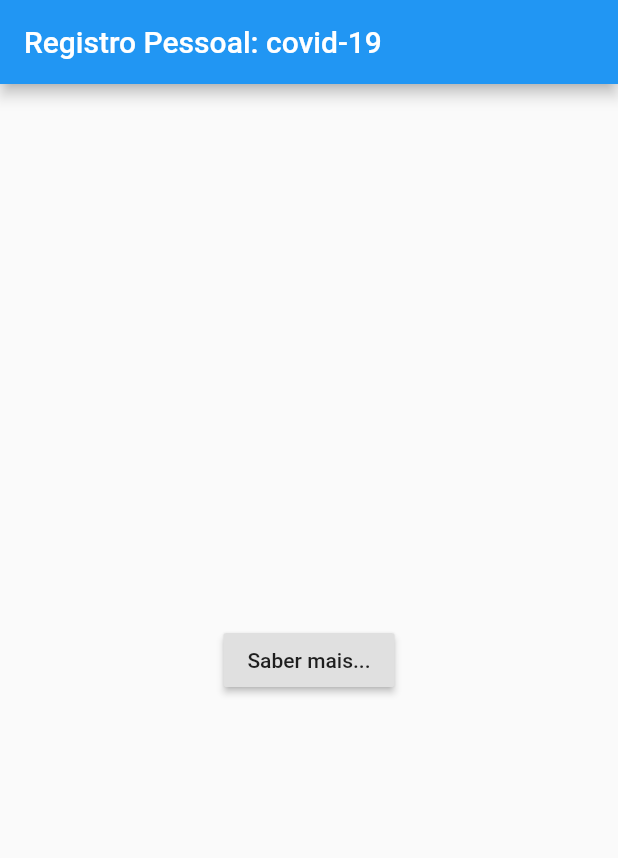
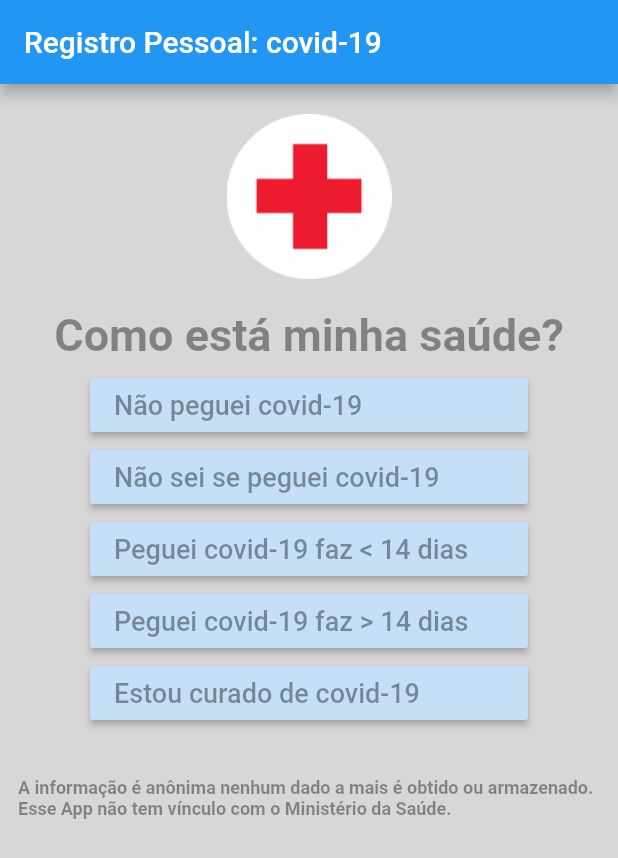
Before and after one commit to oss-covid19/registro.pessoal.covid19.frontend.mobile, a Flutter app: the screen it shows after launch, on a phone screen of 412 x 824 dp. Shown: the top 858 px of the screen. Run offline on Flutter 3.47's test engine with Material 2 defaults, Android fonts, the phone set to English and light mode, and no system bars.

```diff
--- a/lib/main.dart
+++ b/lib/main.dart
@@ -1,16 +1,20 @@
 import 'package:flutter/material.dart';
 import 'constants.dart';
 
+///----------------------------------------------------------------------------
+
 void main() {
-  runApp(App());
+  runApp(RegistroPessoalCovid19App());
 }
 
-class App extends StatelessWidget {
+///----------------------------------------------------------------------------
+
+class RegistroPessoalCovid19App extends StatelessWidget {
 
   @override
   Widget build(BuildContext context) {
     return MaterialApp(
-      title: TELA_TITULO,
+      title: APP_TITLE,
       theme: ThemeData(
         primarySwatch: Colors.blue,
         visualDensity: VisualDensity.adaptivePlatformDensity,
@@ -20,44 +24,124 @@ class App extends StatelessWidget {
   }
 }
 
+///----------------------------------------------------------------------------
 
 class Tela1 extends StatelessWidget {
+  static const int BUTTON_COLOR = 0xffc4dff6;
+
+  // TODO: resolver esse não const
+  BuildContext context;
+
   @override
   Widget build(BuildContext context) {
+    this.context = context;
+
+    const int BGCOLOR = 0xffd7d7d8;
+    const String PERGUNTA = 'Como está minha saúde?';
+    const String BUTTON0_TEXT = 'Não peguei covid-19';
+    const String BUTTON1_TEXT = 'Não sei se peguei covid-19';
+    const String BUTTON2_TEXT = 'Peguei covid-19 faz < 14 dias';
+    const String BUTTON3_TEXT = 'Peguei covid-19 faz > 14 dias';
+    const String BUTTON4_TEXT = 'Estou curado de covid-19';
+    const String TEXT_BOTTOM = 'A informação é anônima nenhum dado a mais é obtido ou armazenado. Esse App não tem vínculo com o Ministério da Saúde.';
+
     return Scaffold(
+      backgroundColor: Color(BGCOLOR),
       appBar: AppBar(
-        title: Text(TELA_TITULO),
+        title: Text(APP_TITLE),
       ),
-      body: Center(
-        child: RaisedButton(
-          child: Text('Saber mais...'),
-          onPressed: () {
-            Navigator.push(
-              context,
-              MaterialPageRoute(builder: (context) => Tela2()),
-            );
-          },
+      body: Column(
+        children: <Container>[
+          Container(
+            margin: EdgeInsets.all(20),
+            child: Image.asset('assets/images/redcross.png', width: 110, height: 110, fit: BoxFit.cover),
+          ),
+          Container(
+            //--- Texto Pergunta
+            child: Text(
+              PERGUNTA,
+              style: TextStyle(color: Colors.black.withOpacity(0.4), fontWeight: FontWeight.bold, fontSize: 30),
+            ),
+          ),
+          //--- Botoes
+          Container(
+            margin: EdgeInsets.fromLTRB(60, 5, 60, 20),
+            child: Column(
+              children: <Widget>[
+                buildButtonTheme(BUTTON0_TEXT),
+                buildButtonTheme(BUTTON1_TEXT),
+                buildButtonTheme(BUTTON2_TEXT),
+                buildButtonTheme(BUTTON3_TEXT),
+                buildButtonTheme(BUTTON4_TEXT),
+              ],
+            ),
+          ),
+          //--- Texto bottom
+          Container(
+            margin: EdgeInsets.all(12.0),
+            child: Text(
+              TEXT_BOTTOM,
+              style: TextStyle(color: Colors.black.withOpacity(0.4), fontWeight: FontWeight.bold, fontSize: 12),
+            ),
+          ),
+        ],
+      ),
+    );
+  }
+
+  ///----------------------------------------------------------------------------
+
+  ///---Cria botôes customizados em largura, cor, estilo de Texto,e ação a manipular
+  ButtonTheme buildButtonTheme(String txtRaisedButton) {
+    return ButtonTheme(
+      minWidth: 250.0,
+      child: RaisedButton(
+        onPressed: () {
+          apresentarDialogo(context, txtRaisedButton);
+        },
+        child: Align(
+          alignment: Alignment.centerLeft,
+          child: Text(txtRaisedButton, textAlign: TextAlign.left, style: TextStyle(color: Colors.black.withOpacity(0.4), fontSize: 18)),
         ),
+        color: Color(BUTTON_COLOR),
       ),
+    );
+  }
+
+  ///----------------------------------------------------------------------------
+
+  ///--- Exibe dialogo para o evento Pressed
+  apresentarDialogo(context, txtRaisedButton) {
+    ///--- definição botões do Alert
+    Widget btnCancelar = FlatButton(
+      child: Text('Cancelar'),
+      onPressed: () {
+        Navigator.of(context).pop();
+      },
+    );
+
+    Widget btnConfirmo = FlatButton(
+      child: Text('Confirmar'),
+      onPressed: () {
+        Navigator.of(context).pop();
+      },
+    );
+
+    ///--- definição Alert
+    AlertDialog alertDialog = AlertDialog(
+      title: Text('Resposta'),
+      content: Text(txtRaisedButton),
+      actions: [btnCancelar, btnConfirmo],
+    );
+
+    ///--- exibir AlertDialog
+    showDialog(
+      context: context,
+      builder: (BuildContext context) {
+        return alertDialog;
+      },
     );
   }
 }
 
-class Tela2 extends StatelessWidget {
-  @override
-  Widget build(BuildContext context) {
-    return Scaffold(
-      appBar: AppBar(
-        title: Text("Sobre"),
-      ),
-      body: Center(
-        child: RaisedButton(
-          onPressed: () {
-            Navigator.pop(context);
-          },
-          child: Text('Voltar'),
-        ),
-      ),
-    );
-  }
-}
+///----------------------------------------------------------------------------
```
